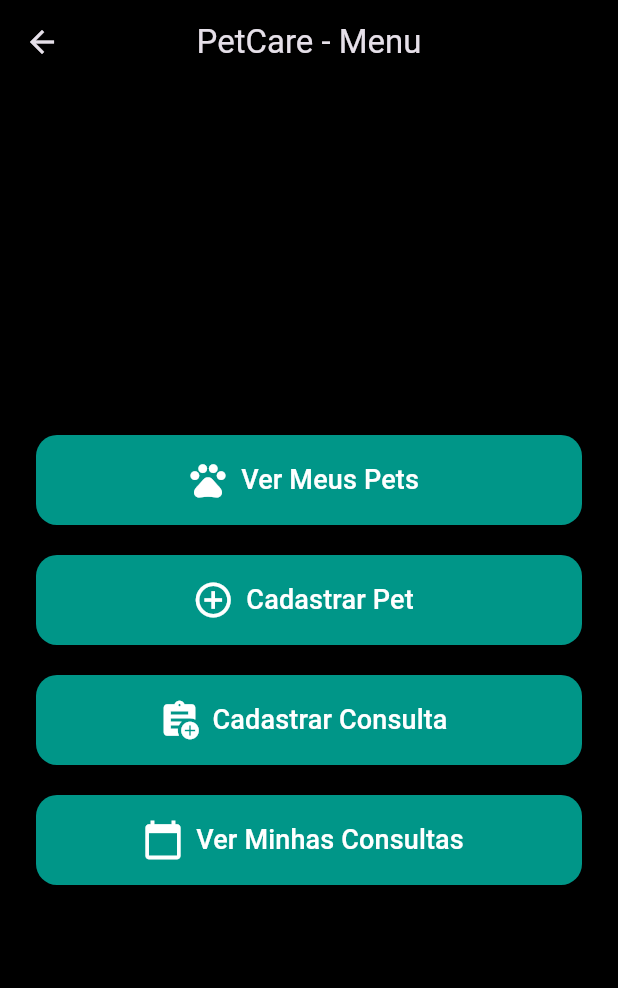
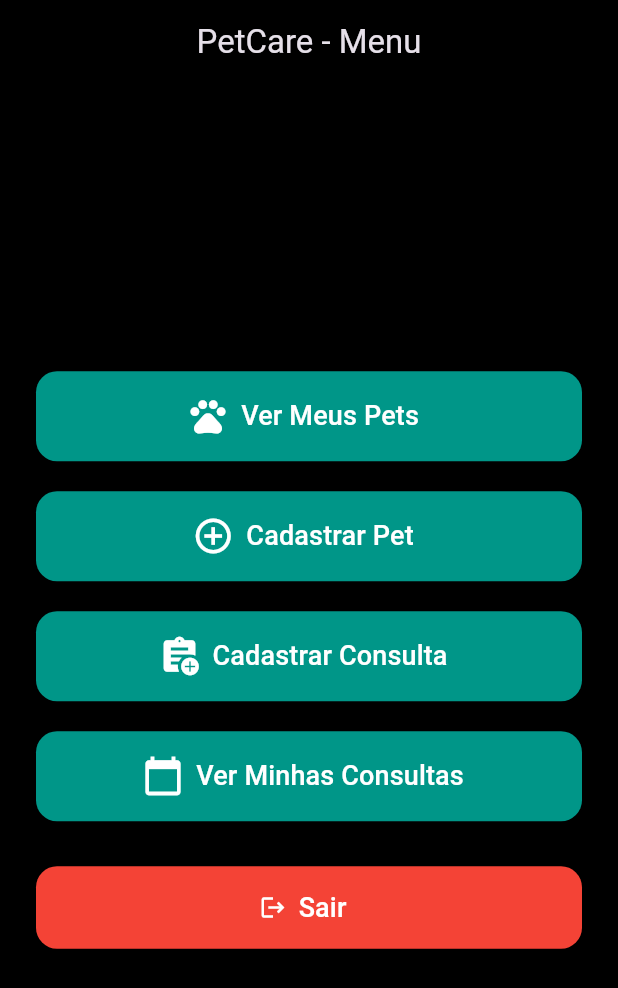
Before and after one commit to GustavoCanuto/pet-shop-mobile, a Flutter app: the MenuScreen screen opened directly with empty values, on a phone screen of 412 x 824 dp. Shown: the top 988 px of the screen. Run offline on Flutter 3.47's test engine with Material 3 defaults, Android fonts, the phone set to English and light mode, and no system bars; our stand-ins replace shared_preferences; accounts and stored records are empty.

Commit message:
feat: adicionado loading na pagina de ver pets. adicionado botao sair. corrigido bug de voltar na tela do menu

```diff
--- a/pet_shop_mobile/lib/screens/menu_screen.dart
+++ b/pet_shop_mobile/lib/screens/menu_screen.dart
@@ -1,18 +1,33 @@
 import 'package:flutter/material.dart';
+import 'package:shared_preferences/shared_preferences.dart';
 
 class MenuScreen extends StatelessWidget {
   final Map<String, dynamic> userData;
 
   const MenuScreen({super.key, required this.userData});
 
+  Future<void> logout(BuildContext context) async {
+    SharedPreferences prefs = await SharedPreferences.getInstance();
+    await prefs.clear(); // limpa dados salvos
+
+    Navigator.pushNamedAndRemoveUntil(
+      context,
+      '/login',
+          (route) => false, // limpa todo o histórico
+    );
+  }
+
   @override
   Widget build(BuildContext context) {
-    return Scaffold(
+    return WillPopScope(
+      onWillPop: () async => false,  // 🔥 impede botão voltar
+      child: Scaffold(
         backgroundColor: Colors.black,
         appBar: AppBar(
           title: const Text('PetCare - Menu'),
           backgroundColor: Colors.black,
           centerTitle: true,
+          automaticallyImplyLeading: false, // 🔥 REMOVE A SETA DE VOLTAR
         ),
         body: Padding(
           padding: const EdgeInsets.symmetric(horizontal: 24),
@@ -42,7 +57,24 @@ class MenuScreen extends StatelessWidget {
                 icon: Icons.calendar_today,
                 onTap: () => Navigator.pushNamed(context, '/consultas', arguments: userData),
               ),
+              const SizedBox(height: 30),
+
+              // 🔥 BOTÃO DE SAIR
+              SizedBox(
+                width: double.infinity,
+                height: 55,
+                child: ElevatedButton.icon(
+                  icon: const Icon(Icons.logout, color: Colors.white),
+                  label: const Text("Sair", style: TextStyle(color: Colors.white, fontSize: 18)),
+                  style: ElevatedButton.styleFrom(
+                    backgroundColor: Colors.red,
+                    shape: RoundedRectangleBorder(borderRadius: BorderRadius.circular(14)),
+                  ),
+                  onPressed: () => logout(context),
+                ),
+              ),
             ],
+          ),
         ),
       ),
     );
@@ -50,8 +82,8 @@ class MenuScreen extends StatelessWidget {
 
   Widget _menuButton({required String label, required IconData icon, required VoidCallback onTap}) {
     return SizedBox(
-      width: double.infinity,  // Botão ocupa toda a largura
-      height: 60,              // Altura fixa para todos os botões
+      width: double.infinity,
+      height: 60,
       child: ElevatedButton.icon(
         onPressed: onTap,
         icon: Icon(icon, size: 28, color: Colors.white),
```
Also changed, not shown: pet_shop_mobile/lib/screens/pets_screen.dart (+27 -8 lines). Lines whose indentation alone changed are shown as unchanged.
